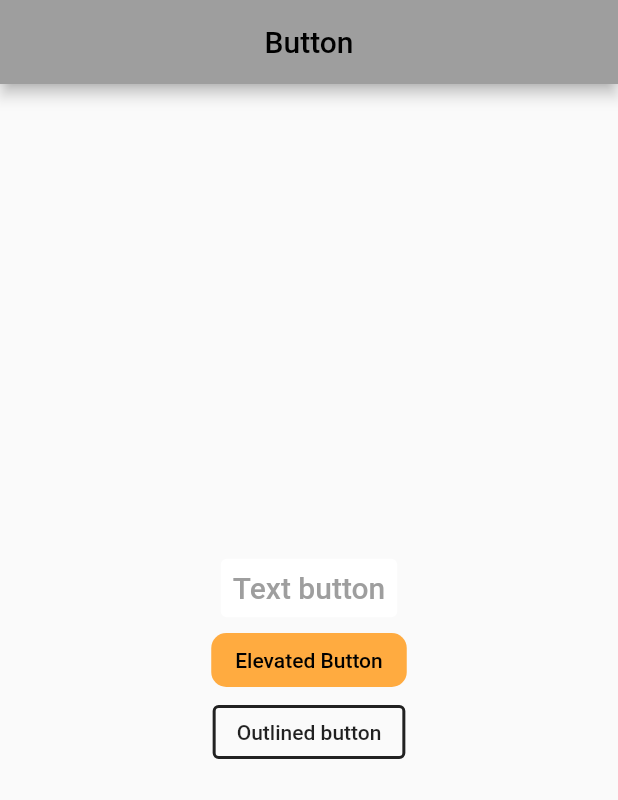
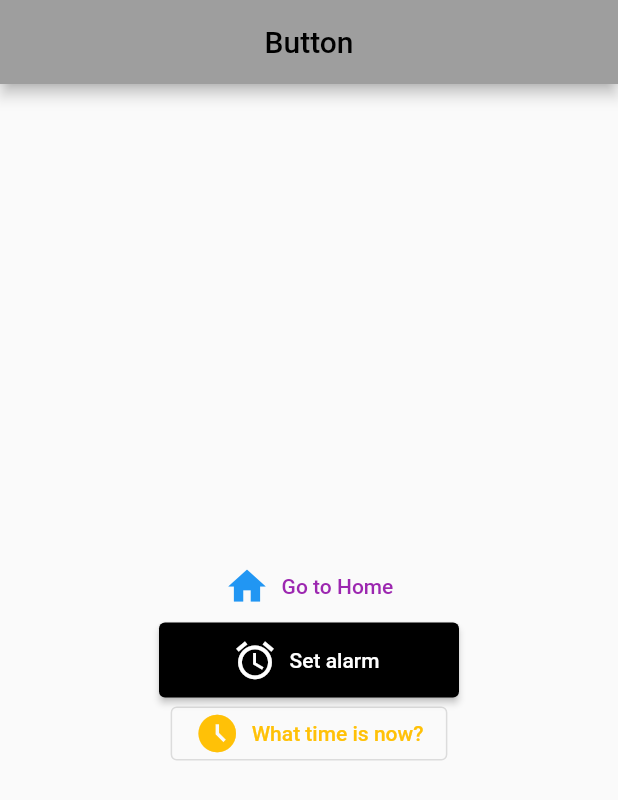
Before and after one commit to jyp90/App-TIL-Flutter, a Flutter app: the screen it shows after launch, on a phone screen of 412 x 824 dp. Shown: the top 800 px of the screen. Run offline on Flutter 3.47's test engine with Material 2 defaults, Android fonts, the phone set to English and light mode, and no system bars.

Commit message:
feat: icon button 속성과 꾸미기 추가

```diff
--- a/lib/main.dart
+++ b/lib/main.dart
@@ -30,41 +30,50 @@ class MyButtons extends StatelessWidget {
           child: Column(
             mainAxisAlignment: MainAxisAlignment.center,
             children: [
-              TextButton(
+              TextButton.icon(
                   onPressed: () {
-                  print('text button');
+                    print('Icon Button');
                   },
-                child: Text(
-                  'Text button',
-                  style: TextStyle(fontSize: 20.0),
+                  icon: Icon(
+                    Icons.home,
+                    size: 30.0,
+                    color: Colors.blue,
                   ),
+                  label: Text('Go to Home'),
                   style: TextButton.styleFrom(
-                  backgroundColor: Colors.white,
+                    primary: Colors.purple,
+                  )),
+              ElevatedButton.icon(
+                  onPressed: () {
+                    print('Elevated Button');
+                  },
+                  icon: Icon(
+                    Icons.access_alarm,
+                    size: 30.0,
+                    color: Colors.white, // 아이콘의 색상
                   ),
+                  label: Text(
+                    'Set alarm',
+                    style: TextStyle(color: Colors.white), // 버튼 라벨의 색상
                   ),
-              ElevatedButton(
+                  style: ElevatedButton.styleFrom(
+                    primary: Colors.black,
+                    minimumSize: Size(200, 50),
+                  )),
+              OutlinedButton.icon(
                 onPressed: () {
-                    print('Elevated button');
+                  print('Outliend icon Button');
                 },
-                  child: Text('Elevated Button'),
-              style: ElevatedButton.styleFrom(
-                primary: Colors.orangeAccent, // 버튼 색깔 옵션
-                shape: RoundedRectangleBorder(
-                  borderRadius: BorderRadius.circular(10.0), // 라운드 둥글게 옵션
+                icon: Icon(Icons.access_time_filled,
+                    size: 30.0, color: Colors.amber),
+                label: Text(
+                  'What time is now?',
+                  style: TextStyle(color: Colors.amber),
                 ),
-                elevation: 0.0, // 그림자 제거 옵션
-              ),
-              ),
-              OutlinedButton(onPressed: () {
-                print('Outlined Button');
-              }, child: Text('Outlined button'),
                 style: OutlinedButton.styleFrom(
-                primary: Colors.black87,
-                side: BorderSide(
-                  color: Colors.black87,
-                  width: 2.0,
-                ),
-              )),
+                  primary: Colors.cyan
+                )
+              )
             ],
           ),
         ));
```
Lines whose indentation alone changed are shown as unchanged.
